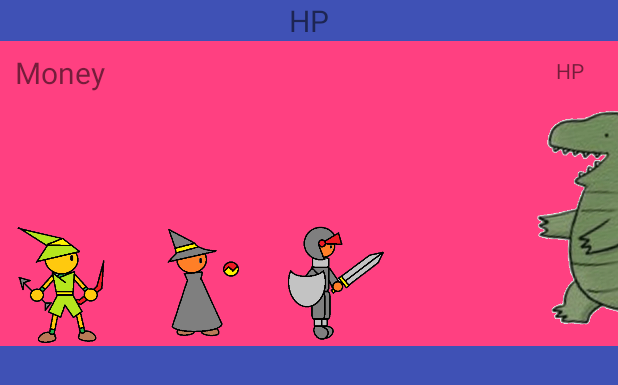
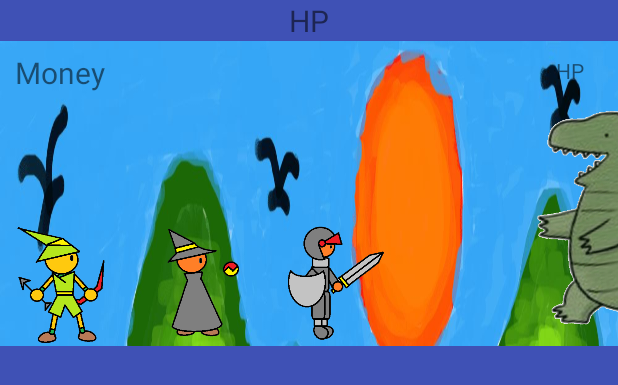
Before and after one commit to poom10510/MonsterClicker, an Android app: the layout activity_main.xml on its own in the app's theme, with its tools: preview values and no code run, on a phone screen of 412 x 824 dp. Shown: the top 385 px of the screen. Run offline under Robolectric (Android 15) with nearby library versions, the phone set to English and light mode, and no system bars.

Commit message:
update background

```diff
--- a/app/src/main/res/layout/activity_main.xml
+++ b/app/src/main/res/layout/activity_main.xml
@@ -3,7 +3,7 @@
     xmlns:tools="http://schemas.android.com/tools"
     android:layout_width="match_parent"
     android:layout_height="match_parent"
-    android:background="@color/colorAccent"
+    android:background="@drawable/battlebg"
     tools:context="kitipoom.clickinggame.MainActivity">
 
     <!--
@@ -121,7 +121,6 @@
             android:id="@+id/Hero3image"
             android:src="@drawable/archer1"
             android:adjustViewBounds="true"
-            android:background="@color/colorAccent"
             android:maxWidth="82dp"
             android:maxHeight="112dp"
             android:scaleType="fitCenter"
```
Also changed, not shown: app/src/main/res/drawable/battlebg.png (added).
